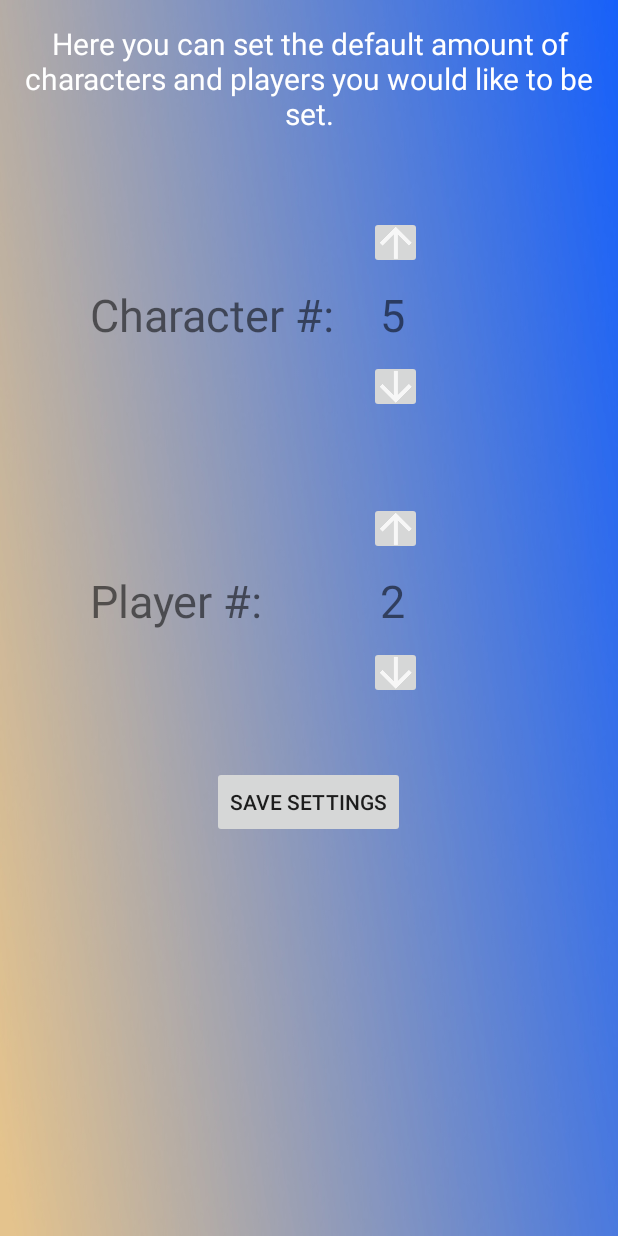
After one commit to joeconstan/SmashTools, an Android app: the UserSettings screen opened directly, with no data from a screen before it, on a phone screen of 412 x 824 dp. The commit adds this screen. Run offline under Robolectric (Android 15) with nearby library versions, the phone set to English and light mode, and no system bars.

Commit message:
toolbar buttons added, settings page begun

```diff
--- a/app/build.gradle
+++ b/app/build.gradle
@@ -2,7 +2,7 @@ apply plugin: 'com.android.application'
 
 android {
     compileSdkVersion 25
-    buildToolsVersion "26.0.1"
+    buildToolsVersion '26.0.2'
     defaultConfig {
         applicationId "com.arealbreakfast.smashtools"
         minSdkVersion 19
--- a/app/src/main/AndroidManifest.xml
+++ b/app/src/main/AndroidManifest.xml
@@ -11,7 +11,6 @@
         android:roundIcon="@drawable/captainfalconicon2"
         android:supportsRtl="true"
         android:theme="@style/AppTheme">
-
         <activity
             android:name=".MainActivity"
             android:theme="@style/AppTheme.NoActionBar">
@@ -26,7 +25,8 @@
         <activity android:name=".Exclude" />
         <activity android:name=".Results" />
         <activity android:name=".ProjectMIronMan" />
-        <activity android:name=".BrawlIronMan"></activity>
+        <activity android:name=".BrawlIronMan" />
+        <activity android:name=".UserSettings"></activity>
     </application>
 
 </manifest>
--- a/app/src/main/java/com/arealbreakfast/smashtools/MainActivity.java
+++ b/app/src/main/java/com/arealbreakfast/smashtools/MainActivity.java
@@ -1,7 +1,10 @@
 package com.arealbreakfast.smashtools;
 
+import android.content.DialogInterface;
 import android.content.Intent;
+import android.os.Build;
 import android.os.Bundle;
+import android.support.v7.app.AlertDialog;
 import android.view.View;
 import android.support.design.widget.NavigationView;
 import android.support.v4.view.GravityCompat;
@@ -82,7 +85,7 @@ public class MainActivity extends AppCompatActivity
     @Override
     public boolean onCreateOptionsMenu(Menu menu) {
         // Inflate the menu; this adds items to the action bar if it is present.
-        //getMenuInflater().inflate(R.menu.main, menu);
+        getMenuInflater().inflate(R.menu.main, menu);
         return true;
     }
 
@@ -94,8 +97,29 @@ public class MainActivity extends AppCompatActivity
         int id = item.getItemId();
 
         //noinspection SimplifiableIfStatement
-        if (id == R.id.action_settings) {
+        if (id == R.id.action_info) {
+            AlertDialog.Builder builder;
+            if (Build.VERSION.SDK_INT >= Build.VERSION_CODES.LOLLIPOP) {
+                builder = new AlertDialog.Builder(MainActivity.this, android.R.style.Theme_Material_Dialog_Alert);
+            } else {
+                builder = new AlertDialog.Builder(MainActivity.this);
+            }
+            builder.setTitle("Info")
+                    .setMessage("Welcome to Smash Tools! Right now, this is an app for creating random ironmans." +
+                            "\nOnce your characters have been selected, you can click on any one of them to mark them as used, and click again to remove the marker." +
+                            "\n\nCredit for images:\nNintendo, ssbwiki.com\n")
+                    .setPositiveButton(android.R.string.ok, new DialogInterface.OnClickListener() {
+                        public void onClick(DialogInterface dialog, int which) {
+                            // continue with delete
+                        }
+                    })
+                    .setIcon(android.R.drawable.ic_dialog_alert)
+                    .show();
             return true;
+        }
+        else if (id == R.id.action_settings){
+            Intent intent = new Intent(this, UserSettings.class);
+            startActivity(intent);
         }
 
         return super.onOptionsItemSelected(item);
@@ -113,10 +137,10 @@ public class MainActivity extends AppCompatActivity
         } else if (id == R.id.nav_meleeIM) {
             Intent intent = new Intent(this, MeleeIronMan.class);
             startActivity(intent);
-        }else if (id == R.id.nav_pmIM) {
+        } else if (id == R.id.nav_pmIM) {
             Intent intent = new Intent(this, ProjectMIronMan.class);
             startActivity(intent);
-        }else if (id == R.id.nav_brawlIM) {
+        } else if (id == R.id.nav_brawlIM) {
             Intent intent = new Intent(this, BrawlIronMan.class);
             startActivity(intent);
         }
--- /dev/null
+++ b/app/src/main/java/com/arealbreakfast/smashtools/UserSettings.java
@@ -0,0 +1,25 @@
+package com.arealbreakfast.smashtools;
+
+import android.support.v7.app.AppCompatActivity;
+import android.os.Bundle;
+import android.view.View;
+
+public class UserSettings extends AppCompatActivity {
+
+    @Override
+    protected void onCreate(Bundle savedInstanceState) {
+        super.onCreate(savedInstanceState);
+        setContentView(R.layout.activity_user_settings);
+
+
+
+    }
+
+
+
+    public void Save(View view){
+
+
+    }
+
+}
--- /dev/null
+++ b/app/src/main/res/layout/activity_user_settings.xml
@@ -0,0 +1,124 @@
+<?xml version="1.0" encoding="utf-8"?>
+<RelativeLayout xmlns:android="http://schemas.android.com/apk/res/android"
+    xmlns:tools="http://schemas.android.com/tools"
+    android:layout_width="match_parent"
+    android:layout_height="match_parent"
+    tools:context="com.arealbreakfast.smashtools.UserSettings"
+    android:background="@drawable/background1"
+    >
+
+
+    <TextView
+        android:layout_width="wrap_content"
+        android:layout_height="wrap_content"
+        android:text="Here you can set the default amount of characters and players you would like to be set."
+        android:textSize="20sp"
+        android:textColor="#FFFFFF"
+        android:id="@+id/settingsMainTitle"
+        android:layout_marginTop="15dp"
+        android:layout_marginLeft="10dp"
+        android:layout_marginRight="10dp"
+        android:layout_centerHorizontal="true"
+        android:gravity="center_horizontal"
+        />
+
+
+    <TextView
+        android:layout_below="@+id/settingsMainTitle"
+        android:id="@+id/settingscharnumtitle"
+        android:layout_width="wrap_content"
+        android:layout_height="wrap_content"
+        android:layout_marginLeft="60dp"
+        android:layout_marginTop="100dp"
+        android:text="Character #:"
+        android:textSize="30sp" />
+
+
+    <ImageButton
+        android:id="@+id/increase_char"
+        android:layout_width="35dp"
+        android:layout_height="35dp"
+        android:layout_above="@+id/settingsnumberchar"
+        android:layout_marginBottom="10dp"
+        android:layout_marginLeft="246dp"
+        android:src="@drawable/ic_action_name" />
+
+
+    <TextView
+        android:id="@+id/settingsnumberchar"
+        android:layout_width="40dp"
+        android:layout_height="wrap_content"
+        android:layout_alignBottom="@+id/settingscharnumtitle"
+        android:layout_marginLeft="30dp"
+        android:layout_toRightOf="@+id/settingscharnumtitle"
+        android:text="5"
+        android:textSize="30sp" />
+
+
+    <ImageButton
+        android:id="@+id/decrease_char"
+        android:layout_width="35dp"
+        android:layout_height="35dp"
+        android:layout_below="@+id/settingsnumberchar"
+        android:layout_marginLeft="246dp"
+        android:layout_marginTop="10dp"
+        android:src="@drawable/arrow_down" />
+
+
+    <TextView
+        android:id="@+id/settingsplaynumtitle"
+        android:layout_width="wrap_content"
+        android:layout_height="wrap_content"
+        android:layout_below="@id/settingscharnumtitle"
+        android:layout_marginLeft="60dp"
+        android:layout_marginTop="150dp"
+        android:text="Player #:"
+        android:textSize="30sp" />
+
+
+    <ImageButton
+        android:id="@+id/increase_play"
+        android:layout_width="35dp"
+        android:layout_height="35dp"
+        android:layout_above="@+id/settingsnumberplay"
+        android:layout_marginBottom="10dp"
+        android:layout_marginLeft="246dp"
+        android:src="@drawable/ic_action_name" />
+
+    <TextView
+        android:id="@+id/settingsnumberplay"
+        android:layout_width="40dp"
+        android:layout_height="wrap_content"
+        android:layout_alignBottom="@+id/settingsplaynumtitle"
+        android:layout_alignStart="@+id/settingsnumberchar"
+        android:inputType="number"
+        android:text="2"
+        android:textSize="30sp" />
+
+
+    <ImageButton
+        android:id="@+id/decrease_play"
+        android:layout_width="35dp"
+        android:layout_height="35dp"
+        android:layout_below="@+id/settingsnumberplay"
+        android:layout_marginLeft="246dp"
+        android:layout_marginTop="10dp"
+        android:src="@drawable/arrow_down" />
+
+
+    <Button
+        android:id="@+id/mimstart_button"
+        android:layout_width="wrap_content"
+        android:layout_height="wrap_content"
+        android:layout_below="@+id/settingsnumberplay"
+        android:layout_centerHorizontal="true"
+        android:layout_marginTop="90dp"
+        android:onClick="Save"
+        android:text="Save Settings" />
+
+
+
+
+
+
+</RelativeLayout>
--- a/app/src/main/res/layout/app_bar_main.xml
+++ b/app/src/main/res/layout/app_bar_main.xml
@@ -9,7 +9,9 @@
     <android.support.design.widget.AppBarLayout
         android:layout_width="match_parent"
         android:layout_height="wrap_content"
-        android:theme="@style/AppTheme.AppBarOverlay">
+        android:theme="@style/AppTheme.AppBarOverlay"
+        >
+
 
         <android.support.v7.widget.Toolbar
             android:id="@+id/toolbar"
@@ -17,7 +19,10 @@
             android:layout_height="?attr/actionBarSize"
             android:background="?attr/colorPrimary"
             android:title="Home"
-            app:popupTheme="@style/AppTheme.PopupOverlay" />
+            app:popupTheme="@style/AppTheme.PopupOverlay">
+
+
+        </android.support.v7.widget.Toolbar>
 
     </android.support.design.widget.AppBarLayout>
 
--- a/app/src/main/res/menu/main.xml
+++ b/app/src/main/res/menu/main.xml
@@ -2,8 +2,17 @@
 <menu xmlns:android="http://schemas.android.com/apk/res/android"
     xmlns:app="http://schemas.android.com/apk/res-auto">
     <item
+        android:id="@+id/action_info"
+        android:orderInCategory="100"
+        android:title="Info"
+        app:showAsAction="always"
+        android:icon="@drawable/ic_info"
+        />
+    <item
         android:id="@+id/action_settings"
-        android:orderInCategory="100"
-        android:title="@string/action_settings"
-        app:showAsAction="never" />
+        android:orderInCategory="200"
+        android:title="Settings"
+        app:showAsAction="ifRoom"
+        android:icon="@drawable/ic_settings"
+        />
 </menu>
```
Also changed, not shown: app/src/main/res/drawable-hdpi/ic_info.png (added), app/src/main/res/drawable-hdpi/ic_settings.png (added), app/src/main/res/drawable-mdpi/ic_info.png (added), app/src/main/res/drawable-mdpi/ic_settings.png (added), app/src/main/res/drawable-xhdpi/ic_info.png (added), app/src/main/res/drawable-xhdpi/ic_settings.png (added), app/src/main/res/drawable-xxhdpi/ic_info.png (added), app/src/main/res/drawable-xxhdpi/ic_settings.png (added).
